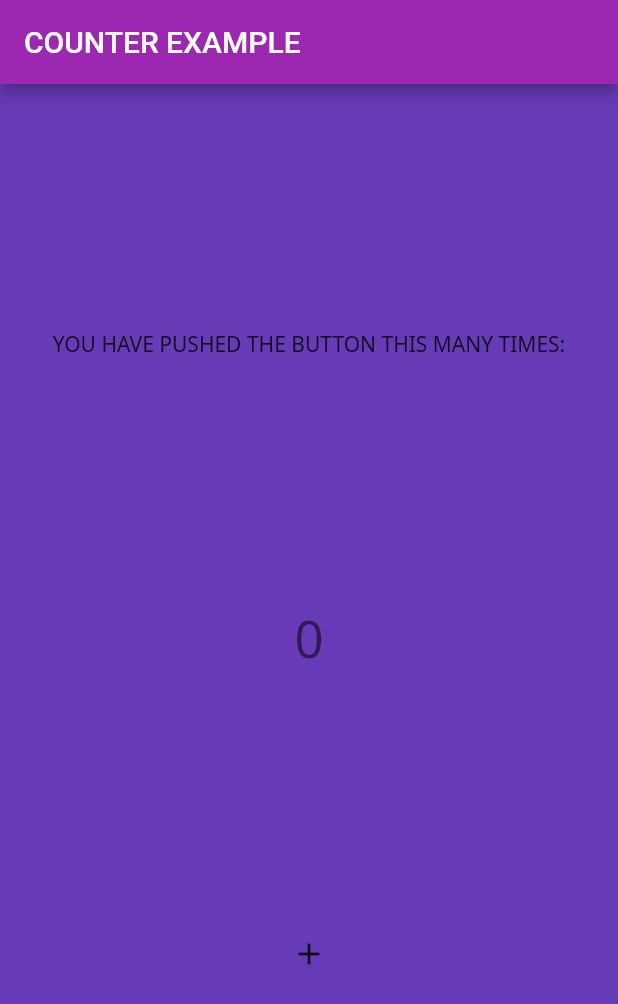
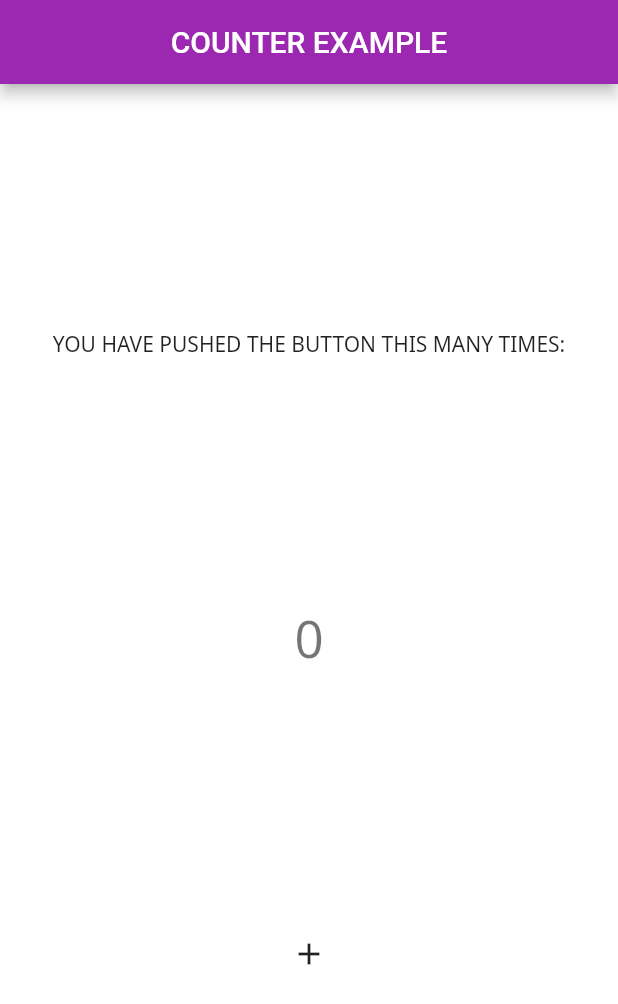
Before and after one commit to fredgrott/base_rvierpod, a Flutter app: the screen it shows after launch, on a phone screen of 412 x 824 dp. Shown: the top 1004 px of the screen. Run offline on Flutter 3.47's test engine with Material 2 defaults, Android fonts, the phone set to English and light mode, and no system bars; drawn by our look-alikes of flutter_platform_widgets; our stand-ins replace device_info_plus, flutter_hooks, flutter_riverpod, google_fonts, hooks_riverpod; missing offline and left inert: ansicolor, catcher, logging_appenders, simple_logger; statements that could not run were skipped.

Commit message:
component themes
component themes

```diff
--- a/lib/app/modules/homepage/views/my_homepage_exp.dart
+++ b/lib/app/modules/homepage/views/my_homepage_exp.dart
@@ -2,6 +2,10 @@
 import 'dart:developer';
 
 import 'package:base_riverpod/app/data/model/counter_notifier.dart';
+import 'package:base_riverpod/app/themes/my_cupertinonavigationbardata.dart';
+import 'package:base_riverpod/app/themes/my_cupertinopagescaffolddata.dart';
+import 'package:base_riverpod/app/themes/my_materialappbardata.dart';
+import 'package:base_riverpod/app/themes/my_materialscaffolddata.dart';
 import 'package:flutter/cupertino.dart';
 import 'package:flutter/material.dart';
 
@@ -18,7 +22,11 @@ class MyHomePage extends StatelessWidget {
   @override
   Widget build(BuildContext context) {
     return PlatformScaffold(
-      appBar: PlatformAppBar(title: PlatformText('Counter example')),
+      material: (_,__,)=> myMaterialScaffoldData,
+      cupertino: (_,__,)=> myCupertinoPageScaffoldData,
+      appBar: PlatformAppBar(title: PlatformText('Counter example'),
+      material: (_, __,) => myMaterialAppBarData,
+      cupertino: (_, __) => myCupertinoNavigationBarData,),
       body: Column(
         // ignore: avoid_redundant_argument_values
 
--- a/lib/app/modules/platformexp/views/my_platform_exp.dart
+++ b/lib/app/modules/platformexp/views/my_platform_exp.dart
@@ -54,7 +54,7 @@ class MyPlatformExperience extends StatelessWidget with UiLogger {
             // as any debug button or panel will detract from seeing full
             // UI in debug mode which I despise. Much easier to uncomment this
             // when I need to see the iOS UI.
-            initialPlatform: TargetPlatform.iOS,
+            //initialPlatform: TargetPlatform.iOS,
       ),
     );
   }
--- a/lib/app/themes/my_cupertino.dart
+++ b/lib/app/themes/my_cupertino.dart
@@ -1,4 +1,5 @@
-
+// Copyright(c) 2021 Fredrick Allan Grott. All rights reserved.
+// Use of this source code is governed by a BSD-style license.
 
 import 'package:base_riverpod/app/themes/my_cupertinotext_theme.dart';
 import 'package:flutter/cupertino.dart';
--- /dev/null
+++ b/lib/app/themes/my_cupertinonavigationbardata.dart
@@ -0,0 +1,16 @@
+// Copyright(c) 2021 Fredrick Allan Grott. All rights reserved.
+// Use of this source code is governed by a BSD-style license.
+
+
+import 'package:flutter/cupertino.dart';
+import 'package:flutter/material.dart';
+import 'package:flutter_platform_widgets/flutter_platform_widgets.dart';
+
+CupertinoNavigationBarData myCupertinoNavigationBarData = CupertinoNavigationBarData(
+  brightness: Brightness.light,
+  backgroundColor: const CupertinoDynamicColor.withBrightnessAndContrast(
+        color: Colors.purple,
+        darkColor: Colors.indigo,
+        highContrastColor: Colors.indigoAccent,
+        darkHighContrastColor: Colors.indigo)
+);
--- /dev/null
+++ b/lib/app/themes/my_cupertinopagescaffolddata.dart
@@ -0,0 +1,8 @@
+// Copyright(c) 2021 Fredrick Allan Grott. All rights reserved.
+// Use of this source code is governed by a BSD-style license.
+
+import 'package:flutter_platform_widgets/flutter_platform_widgets.dart';
+
+CupertinoPageScaffoldData myCupertinoPageScaffoldData = CupertinoPageScaffoldData(
+
+);
--- a/lib/app/themes/my_cupertinotext_theme.dart
+++ b/lib/app/themes/my_cupertinotext_theme.dart
@@ -1,3 +1,6 @@
+// Copyright(c) 2021 Fredrick Allan Grott. All rights reserved.
+// Use of this source code is governed by a BSD-style license.
+
 import 'package:flutter/cupertino.dart';
 import 'package:google_fonts/google_fonts.dart';
 
--- a/lib/app/themes/my_material.dart
+++ b/lib/app/themes/my_material.dart
@@ -8,7 +8,7 @@ final materialTheme = ThemeData(
       brightness: Brightness.light,
       primarySwatch: Colors.purple,
       visualDensity:  VisualDensity.adaptivePlatformDensity,
-      scaffoldBackgroundColor: Colors.deepPurple,
+      scaffoldBackgroundColor: Colors.white,
       textTheme: myMaterialTextTheme
     );
 
@@ -16,6 +16,6 @@ final materialDarkTheme = ThemeData(
       brightness: Brightness.dark,
       primarySwatch: Colors.indigo,
       visualDensity: VisualDensity.adaptivePlatformDensity,
-      scaffoldBackgroundColor: Colors.indigoAccent,
+      scaffoldBackgroundColor: Colors.white,
       textTheme: myMaterialTextTheme
     );
--- /dev/null
+++ b/lib/app/themes/my_materialappbardata.dart
@@ -0,0 +1,14 @@
+// Copyright(c) 2021 Fredrick Allan Grott. All rights reserved.
+// Use of this source code is governed by a BSD-style license.
+
+
+import 'package:base_riverpod/app/themes/my_materialtext_theme.dart';
+import 'package:flutter/cupertino.dart';
+import 'package:flutter_platform_widgets/flutter_platform_widgets.dart';
+
+MaterialAppBarData myMaterialAppBarData = MaterialAppBarData(
+  textTheme: myMaterialTextTheme,
+  // to adjust to iOS which defaults to title centered when no icons are present
+  centerTitle: true,
+  brightness: Brightness.light,
+);
--- /dev/null
+++ b/lib/app/themes/my_materialappdata.dart
@@ -0,0 +1,2 @@
+// Copyright(c) 2021 Fredrick Allan Grott. All rights reserved.
+// Use of this source code is governed by a BSD-style license.
--- /dev/null
+++ b/lib/app/themes/my_materialscaffolddata.dart
@@ -0,0 +1,8 @@
+// Copyright(c) 2021 Fredrick Allan Grott. All rights reserved.
+// Use of this source code is governed by a BSD-style license.
+
+import 'package:flutter_platform_widgets/flutter_platform_widgets.dart';
+
+MaterialScaffoldData myMaterialScaffoldData = MaterialScaffoldData(
+
+);
```
Also changed, not shown: 1 other file.
